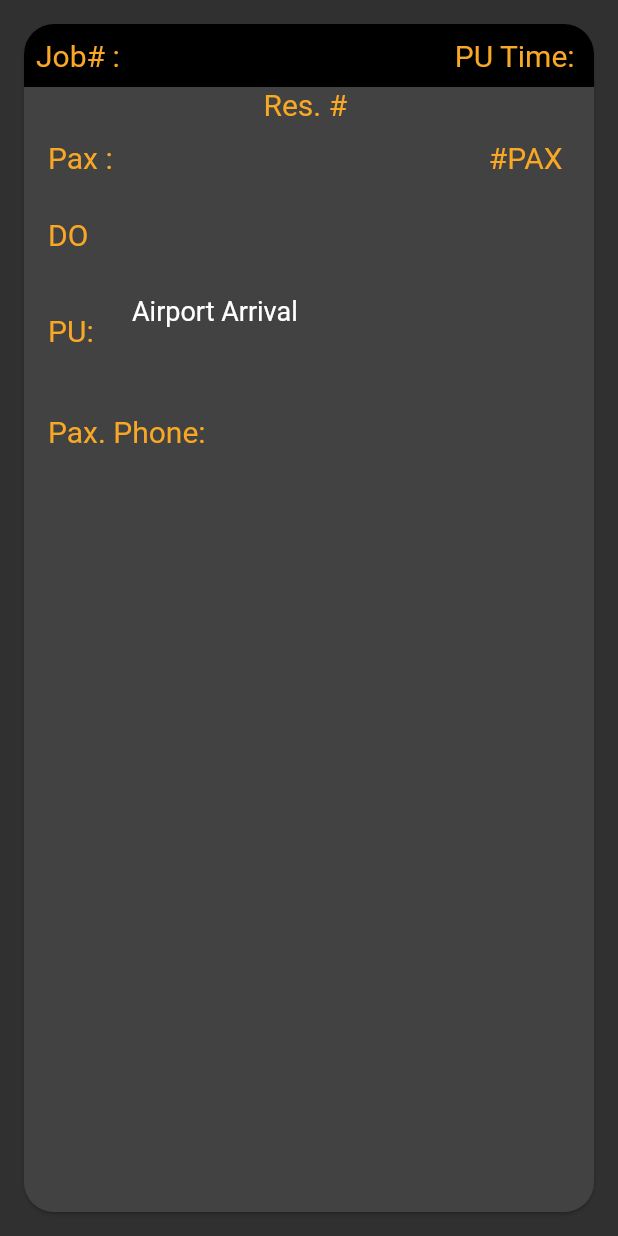
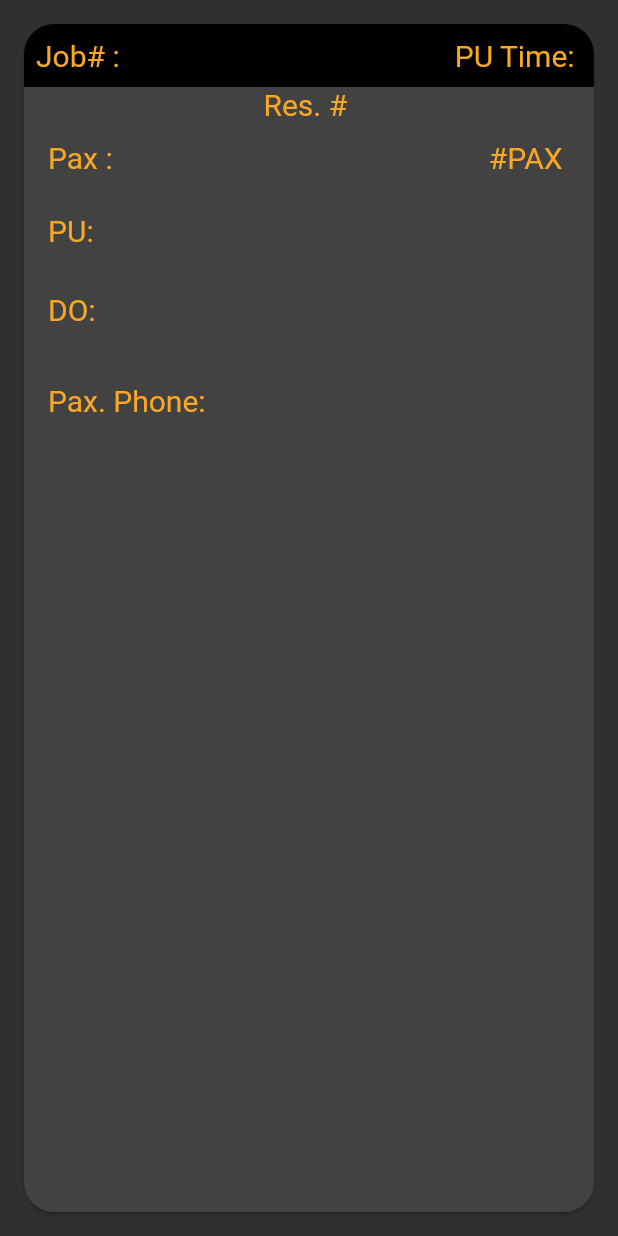
Before and after one commit to hassan-zafar/ceo_transport, a Flutter app: what jobCard() shows on an empty page, opened directly with empty values, on a phone screen of 412 x 824 dp. Run offline on Flutter 3.47's test engine with Material 2 defaults, Android fonts, the phone set to English and light mode, and no system bars; drawn by our look-alikes of auto_size_text; our stand-ins replace fluttertoast, get_storage; accounts and stored records are empty.

Commit message:
Update job_card.dart

```diff
--- a/lib/tools/job_card.dart
+++ b/lib/tools/job_card.dart
@@ -93,38 +93,30 @@ class _jobCardState extends State<jobCard> {
                     dense: true,
                   ),
                   ListTile(
-                    leading: AutoSizeText(
-                        widget.type == "Airport Arrival" ? "PU:" : "DO"),
+                    leading: AutoSizeText("PU:"),
                     title: AutoSizeText(
-                      widget.type == "Airport Arrival"
-                          ? "Airport Arrival\n${widget.puData!}"
-                          : widget.duData!,
+                      "${widget.type} \n${widget.puData!}",
+                      softWrap: true,
+                      style: Theme.of(context).textTheme.subtitle1,
+                    ),
+                    // subtitle: AutoSizeText(
+                    //   widget.type == "Airport Arrival"
+                    //       ? ""
+                    //       : widget.puDataAddress!,
+                    //   softWrap: true,
+                    //   style: Theme.of(context).textTheme.subtitle1,
+                    // ),
+                    dense: true,
+                  ),
+                  ListTile(
+                    leading: AutoSizeText("DO:"),
+                    title: AutoSizeText(
+                      widget.duData!,
                       softWrap: true,
                       style: Theme.of(context).textTheme.subtitle1,
                     ),
                     subtitle: AutoSizeText(
-                      widget.type == "Airport Arrival"
-                          ? ""
-                          : widget.puDataAddress!,
-                      softWrap: true,
-                      style: Theme.of(context).textTheme.subtitle1,
-                    ),
-                    dense: true,
-                  ),
-                  ListTile(
-                    leading: AutoSizeText(
-                        widget.type == "Airport Arrival" ? "DO:" : "PU:"),
-                    title: AutoSizeText(
-                      widget.type == "Airport Arrival"
-                          ? widget.duData!
-                          : "Airport Arrival\n${widget.puData!}",
-                      softWrap: true,
-                      style: Theme.of(context).textTheme.subtitle1,
-                    ),
-                    subtitle: AutoSizeText(
-                      widget.type == "Airport Arrival"
-                          ? widget.hotelAddress!
-                          : "",
+                      widget.hotelAddress!,
                       softWrap: true,
                       style: Theme.of(context).textTheme.subtitle1,
                     ),
```
